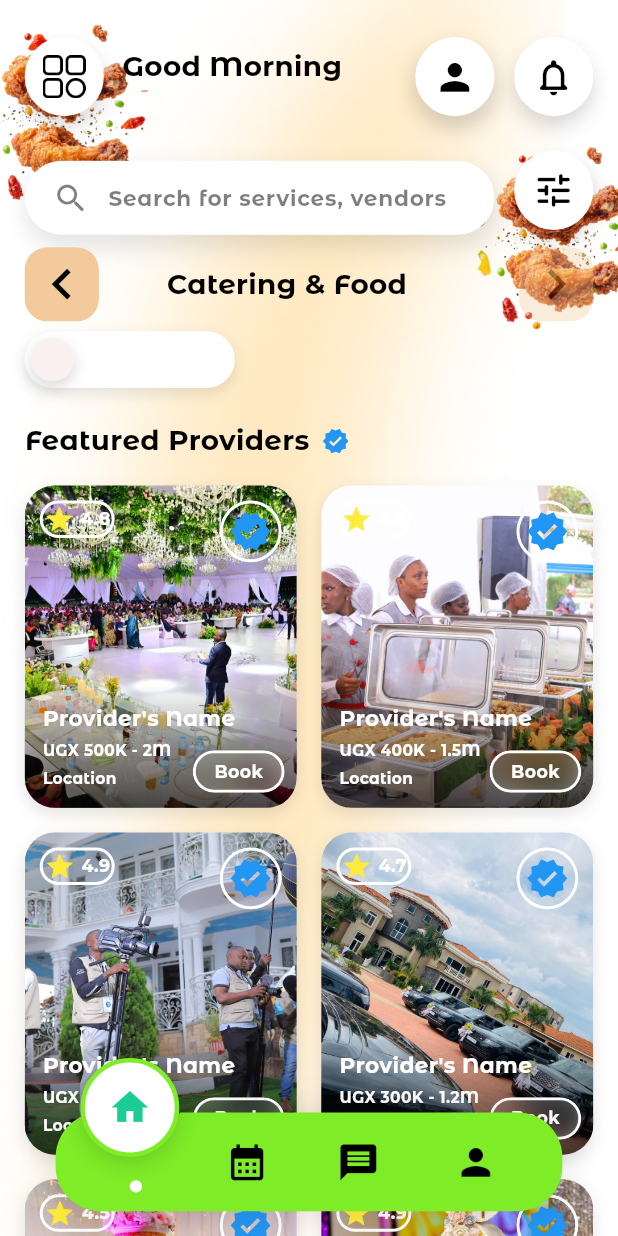
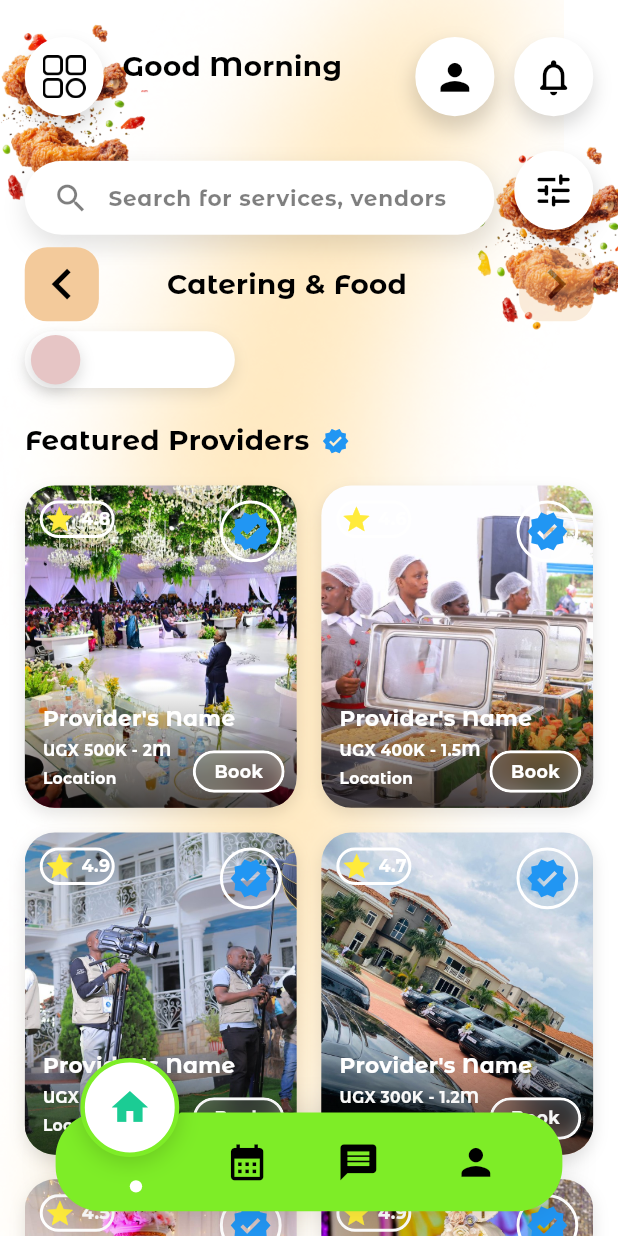
Before and after one commit to Alvin11David/Events-Uganda, a Flutter app: the ServiceListingScreen screen opened directly, on a phone screen of 412 x 824 dp. Run offline on Flutter 3.47's test engine with Material 3 defaults, Android fonts, the phone set to English and light mode, and no system bars; our stand-ins replace cloud_firestore, firebase_auth, firebase_core, firebase_messaging, google_sign_in, shared_preferences and 1 more; accounts and stored records are empty.

```diff
--- a/events_uganda/lib/Users/Customers/Service_Listing_Screen.dart
+++ b/events_uganda/lib/Users/Customers/Service_Listing_Screen.dart
@@ -1208,10 +1208,10 @@ class _ServiceListingScreenState extends State<ServiceListingScreen>
                   child: Align(
                     alignment: Alignment.centerLeft,
                     child: Container(
-                      width: screenWidth * 0.07,
-                      height: screenWidth * 0.07,
+                      width: screenWidth * 0.08,
+                      height: screenWidth * 0.08,
                       decoration: BoxDecoration(
-                        color: const Color(0xFFFAF0F0),
+                        color: const Color.fromARGB(255, 230, 197, 197),
                         shape: BoxShape.circle,
                         boxShadow: [
                           BoxShadow(
```
